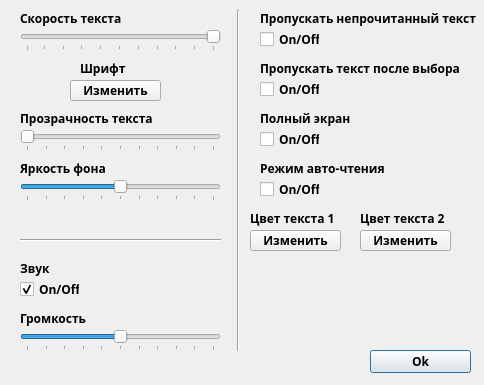
This is settings.ui in ivashchenko-leo/TextQuest as Qt 5 draws it before an edit. The edited form follows.
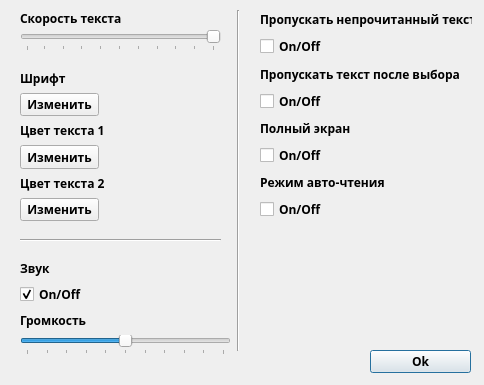
This is the edited form.

Commit message: changed resolution for all windows, in settings.cpp default resolution is set on 1024x768, inside gamewindow added condition on full screen

```diff
--- a/settings.ui
+++ b/settings.ui
@@ -63,19 +63,6 @@
     <string>Ok</string>
    </property>
   </widget>
-  <widget class="QCheckBox" name="cbSkipUnreadText">
-   <property name="geometry">
-    <rect>
-     <x>260</x>
-     <y>30</y>
-     <width>60</width>
-     <height>19</height>
-    </rect>
-   </property>
-   <property name="text">
-    <string>On/Off</string>
-   </property>
-  </widget>
   <widget class="QLabel" name="label">
    <property name="geometry">
     <rect>
@@ -89,110 +76,6 @@
     <string>Скорость текста</string>
    </property>
   </widget>
-  <widget class="QLabel" name="label_7">
-   <property name="geometry">
-    <rect>
-     <x>260</x>
-     <y>160</y>
-     <width>131</width>
-     <height>16</height>
-    </rect>
-   </property>
-   <property name="text">
-    <string>Режим авто-чтения</string>
-   </property>
-  </widget>
-  <widget class="QLabel" name="label_2">
-   <property name="geometry">
-    <rect>
-     <x>250</x>
-     <y>210</y>
-     <width>91</width>
-     <height>16</height>
-    </rect>
-   </property>
-   <property name="text">
-    <string>Цвет текста 1</string>
-   </property>
-  </widget>
-  <widget class="QLabel" name="label_4">
-   <property name="geometry">
-    <rect>
-     <x>260</x>
-     <y>60</y>
-     <width>211</width>
-     <height>16</height>
-    </rect>
-   </property>
-   <property name="text">
-    <string>Пропускать текст после выбора</string>
-   </property>
-  </widget>
-  <widget class="QLabel" name="label_6">
-   <property name="geometry">
-    <rect>
-     <x>20</x>
-     <y>110</y>
-     <width>141</width>
-     <height>16</height>
-    </rect>
-   </property>
-   <property name="text">
-    <string>Прозрачность текста</string>
-   </property>
-  </widget>
-  <widget class="QCheckBox" name="cbFullScreen">
-   <property name="geometry">
-    <rect>
-     <x>260</x>
-     <y>130</y>
-     <width>60</width>
-     <height>19</height>
-    </rect>
-   </property>
-   <property name="text">
-    <string>On/Off</string>
-   </property>
-  </widget>
-  <widget class="QLabel" name="label_5">
-   <property name="geometry">
-    <rect>
-     <x>260</x>
-     <y>110</y>
-     <width>111</width>
-     <height>16</height>
-    </rect>
-   </property>
-   <property name="text">
-    <string>Полный экран</string>
-   </property>
-  </widget>
-  <widget class="QToolButton" name="tbColor1">
-   <property name="geometry">
-    <rect>
-     <x>250</x>
-     <y>230</y>
-     <width>91</width>
-     <height>21</height>
-    </rect>
-   </property>
-   <property name="text">
-    <string>Изменить</string>
-   </property>
-  </widget>
-  <widget class="QCheckBox" name="cbSkipAfterChoice">
-   <property name="geometry">
-    <rect>
-     <x>260</x>
-     <y>80</y>
-     <width>60</width>
-     <height>19</height>
-    </rect>
-   </property>
-   <property name="text">
-    <string>On/Off</string>
-   </property>
-  </widget>
   <widget class="Line" name="line">
    <property name="geometry">
     <rect>
@@ -206,32 +89,6 @@
     <enum>Qt::Vertical</enum>
    </property>
   </widget>
-  <widget class="QCheckBox" name="cbAutoRead">
-   <property name="geometry">
-    <rect>
-     <x>260</x>
-     <y>180</y>
-     <width>60</width>
-     <height>19</height>
-    </rect>
-   </property>
-   <property name="text">
-    <string>On/Off</string>
-   </property>
-  </widget>
-  <widget class="QLabel" name="label_3">
-   <property name="geometry">
-    <rect>
-     <x>260</x>
-     <y>10</y>
-     <width>221</width>
-     <height>16</height>
-    </rect>
-   </property>
-   <property name="text">
-    <string>Пропускать непрочитанный текст</string>
-   </property>
-  </widget>
   <widget class="QSlider" name="hsSpeed">
    <property name="geometry">
     <rect>
@@ -263,41 +120,6 @@
     <number>10</number>
    </property>
   </widget>
-  <widget class="QSlider" name="hsTransparency">
-   <property name="geometry">
-    <rect>
-     <x>20</x>
-     <y>130</y>
-     <width>201</width>
-     <height>21</height>
-    </rect>
-   </property>
-   <property name="maximum">
-    <number>100</number>
-   </property>
-   <property name="orientation">
-    <enum>Qt::Horizontal</enum>
-   </property>
-   <property name="tickPosition">
-    <enum>QSlider::TicksBelow</enum>
-   </property>
-   <property name="tickInterval">
-    <number>10</number>
-   </property>
-  </widget>
-  <widget class="QLabel" name="label_8">
-   <property name="geometry">
-    <rect>
-     <x>20</x>
-     <y>260</y>
-     <width>91</width>
-     <height>16</height>
-    </rect>
-   </property>
-   <property name="text">
-    <string>Звук</string>
-   </property>
-  </widget>
   <widget class="Line" name="line_2">
    <property name="geometry">
     <rect>
@@ -311,152 +133,185 @@
     <enum>Qt::Horizontal</enum>
    </property>
   </widget>
-  <widget class="QCheckBox" name="cbSound">
+  <widget class="QWidget" name="">
    <property name="geometry">
     <rect>
-     <x>20</x>
-     <y>280</y>
-     <width>60</width>
-     <height>19</height>
+     <x>260</x>
+     <y>10</y>
+     <width>212</width>
+     <height>211</height>
     </rect>
    </property>
-   <property name="text">
-    <string>On/Off</string>
-   </property>
-   <property name="checked">
-    <bool>true</bool>
-   </property>
-   <property name="tristate">
-    <bool>false</bool>
-   </property>
+   <layout class="QVBoxLayout" name="verticalLayout">
+    <item>
+     <widget class="QLabel" name="label_3">
+      <property name="text">
+       <string>Пропускать непрочитанный текст</string>
+      </property>
+     </widget>
+    </item>
+    <item>
+     <widget class="QCheckBox" name="cbSkipUnreadText">
+      <property name="text">
+       <string>On/Off</string>
+      </property>
+     </widget>
+    </item>
+    <item>
+     <widget class="QLabel" name="label_4">
+      <property name="text">
+       <string>Пропускать текст после выбора</string>
+      </property>
+     </widget>
+    </item>
+    <item>
+     <widget class="QCheckBox" name="cbSkipAfterChoice">
+      <property name="text">
+       <string>On/Off</string>
+      </property>
+     </widget>
+    </item>
+    <item>
+     <widget class="QLabel" name="label_5">
+      <property name="text">
+       <string>Полный экран</string>
+      </property>
+     </widget>
+    </item>
+    <item>
+     <widget class="QCheckBox" name="cbFullScreen">
+      <property name="text">
+       <string>On/Off</string>
+      </property>
+     </widget>
+    </item>
+    <item>
+     <widget class="QLabel" name="label_7">
+      <property name="text">
+       <string>Режим авто-чтения</string>
+      </property>
+     </widget>
+    </item>
+    <item>
+     <widget class="QCheckBox" name="cbAutoRead">
+      <property name="text">
+       <string>On/Off</string>
+      </property>
+     </widget>
+    </item>
+   </layout>
   </widget>
-  <widget class="QLabel" name="label_9">
+  <widget class="QWidget" name="">
    <property name="geometry">
     <rect>
      <x>20</x>
-     <y>310</y>
-     <width>71</width>
-     <height>16</height>
+     <y>70</y>
+     <width>86</width>
+     <height>151</height>
     </rect>
    </property>
-   <property name="text">
-    <string>Громкость</string>
-   </property>
+   <layout class="QVBoxLayout" name="verticalLayout_2">
+    <item>
+     <widget class="QLabel" name="label_11">
+      <property name="text">
+       <string>Шрифт</string>
+      </property>
+     </widget>
+    </item>
+    <item>
+     <widget class="QToolButton" name="tbFont">
+      <property name="text">
+       <string>Изменить</string>
+      </property>
+     </widget>
+    </item>
+    <item>
+     <widget class="QLabel" name="textColor1">
+      <property name="text">
+       <string>Цвет текста 1</string>
+      </property>
+     </widget>
+    </item>
+    <item>
+     <widget class="QToolButton" name="tbColor1">
+      <property name="text">
+       <string>Изменить</string>
+      </property>
+     </widget>
+    </item>
+    <item>
+     <widget class="QLabel" name="textColor2">
+      <property name="text">
+       <string>Цвет текста 2</string>
+      </property>
+     </widget>
+    </item>
+    <item>
+     <widget class="QToolButton" name="tbColor2">
+      <property name="text">
+       <string>Изменить</string>
+      </property>
+     </widget>
+    </item>
+   </layout>
   </widget>
-  <widget class="QSlider" name="hsVolume">
+  <widget class="QWidget" name="">
    <property name="geometry">
     <rect>
      <x>20</x>
-     <y>330</y>
-     <width>201</width>
-     <height>21</height>
+     <y>260</y>
+     <width>211</width>
+     <height>95</height>
     </rect>
    </property>
-   <property name="maximum">
-    <number>100</number>
-   </property>
-   <property name="value">
-    <number>50</number>
-   </property>
-   <property name="orientation">
-    <enum>Qt::Horizontal</enum>
-   </property>
-   <property name="tickPosition">
-    <enum>QSlider::TicksBelow</enum>
-   </property>
-   <property name="tickInterval">
-    <number>10</number>
-   </property>
-  </widget>
-  <widget class="QLabel" name="label_10">
-   <property name="geometry">
-    <rect>
-     <x>20</x>
-     <y>160</y>
-     <width>141</width>
-     <height>16</height>
-    </rect>
-   </property>
-   <property name="text">
-    <string>Яркость фона</string>
-   </property>
-  </widget>
-  <widget class="QSlider" name="hsBrightness">
-   <property name="geometry">
-    <rect>
-     <x>20</x>
-     <y>180</y>
-     <width>201</width>
-     <height>21</height>
-    </rect>
-   </property>
-   <property name="maximum">
-    <number>100</number>
-   </property>
-   <property name="value">
-    <number>50</number>
-   </property>
-   <property name="orientation">
-    <enum>Qt::Horizontal</enum>
-   </property>
-   <property name="tickPosition">
-    <enum>QSlider::TicksBelow</enum>
-   </property>
-   <property name="tickInterval">
-    <number>10</number>
-   </property>
-  </widget>
-  <widget class="QToolButton" name="tbFont">
-   <property name="geometry">
-    <rect>
-     <x>70</x>
-     <y>80</y>
-     <width>91</width>
-     <height>21</height>
-    </rect>
-   </property>
-   <property name="text">
-    <string>Изменить</string>
-   </property>
-  </widget>
-  <widget class="QLabel" name="label_11">
-   <property name="geometry">
-    <rect>
-     <x>80</x>
-     <y>60</y>
-     <width>81</width>
-     <height>16</height>
-    </rect>
-   </property>
-   <property name="text">
-    <string>Шрифт</string>
-   </property>
-  </widget>
-  <widget class="QLabel" name="label_12">
-   <property name="geometry">
-    <rect>
-     <x>360</x>
-     <y>210</y>
-     <width>91</width>
-     <height>16</height>
-    </rect>
-   </property>
-   <property name="text">
-    <string>Цвет текста 2</string>
-   </property>
-  </widget>
-  <widget class="QToolButton" name="tbColor2">
-   <property name="geometry">
-    <rect>
-     <x>360</x>
-     <y>230</y>
-     <width>91</width>
-     <height>21</height>
-    </rect>
-   </property>
-   <property name="text">
-    <string>Изменить</string>
-   </property>
+   <layout class="QVBoxLayout" name="verticalLayout_3">
+    <item>
+     <widget class="QLabel" name="label_8">
+      <property name="text">
+       <string>Звук</string>
+      </property>
+     </widget>
+    </item>
+    <item>
+     <widget class="QCheckBox" name="cbSound">
+      <property name="text">
+       <string>On/Off</string>
+      </property>
+      <property name="checked">
+       <bool>true</bool>
+      </property>
+      <property name="tristate">
+       <bool>false</bool>
+      </property>
+     </widget>
+    </item>
+    <item>
+     <widget class="QLabel" name="label_9">
+      <property name="text">
+       <string>Громкость</string>
+      </property>
+     </widget>
+    </item>
+    <item>
+     <widget class="QSlider" name="hsVolume">
+      <property name="maximum">
+       <number>100</number>
+      </property>
+      <property name="value">
+       <number>50</number>
+      </property>
+      <property name="orientation">
+       <enum>Qt::Horizontal</enum>
+      </property>
+      <property name="tickPosition">
+       <enum>QSlider::TicksBelow</enum>
+      </property>
+      <property name="tickInterval">
+       <number>10</number>
+      </property>
+     </widget>
+    </item>
+   </layout>
   </widget>
  </widget>
  <resources/>
```
The commit also changes 9 other files.
